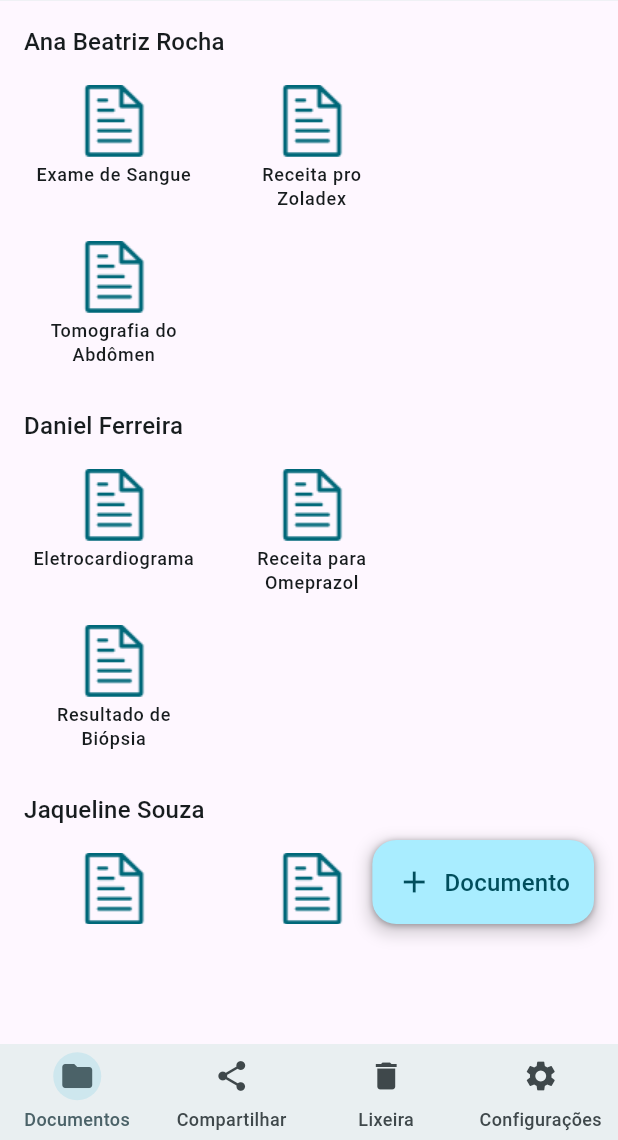
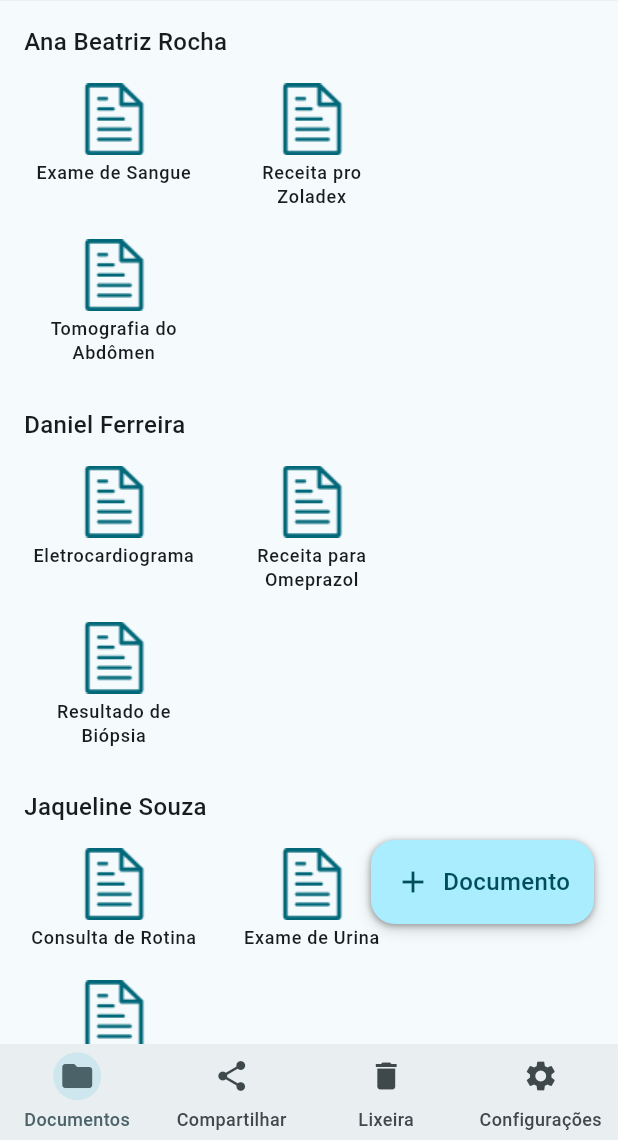
Before and after one commit to DaviFelixDeOliveira/TCCMinhaSaudeTelas, a Flutter app: the screen it shows after launch, on a phone screen of 412 x 824 dp, the part 96-1236 px from its top. Run offline on Flutter 3.47's test engine with Material 3 defaults, Android fonts, the phone set to English and light mode, and no system bars; our stand-ins replace go_router.

Commit message:
Telas finalizadas. Iniciar desenvolvimento das telas de Configurações

```diff
--- a/telas/lib/main.dart
+++ b/telas/lib/main.dart
@@ -1,22 +1,97 @@
 import 'package:flutter/material.dart';
+import 'package:go_router/go_router.dart';
+
 import 'telas/Listar Arquivos/listarArquivos.dart';
+import 'telas/Compartilhamento/codigosCompartilhamento.dart';
+import 'telas/Lixeira/listarDocumentosApagados.dart';
+import 'widgets/bottom_navbar.dart';
 
 void main() {
   runApp(const MyApp());
 }
 
+/// Widget base da aplicação
 class MyApp extends StatelessWidget {
   const MyApp({super.key});
 
   @override
   Widget build(BuildContext context) {
-    return MaterialApp(
+    return MaterialApp.router(
       title: 'Minha Saúde',
       debugShowCheckedModeBanner: false,
-      home: const ListarArquivos(), // Agora aponta para ListarArquivos
-      routes: {
-        '/documentos': (context) => const ListarArquivos(), // Atualiza a rota também
-      },
+      theme: ThemeData(
+        colorScheme: ColorScheme.fromSeed(seedColor: const Color(0xFF006879)),
+        useMaterial3: true,
+      ),
+      routerConfig: _router,
     );
   }
 }
+
+/// GoRouter com ShellRoute para manter a BottomNavbar
+final _router = GoRouter(
+  initialLocation: '/',
+  routes: [
+    /// Shell com BottomNavbar
+    ShellRoute(
+      builder: (context, state, child) {
+        return Scaffold(
+          body: child,
+          bottomNavigationBar: BottomNavbar(
+            indexAtivo: _getIndex(state),
+            onTap: (index) {
+              switch (index) {
+                case 0:
+                  context.go('/');
+                  break;
+                case 1:
+                  context.go('/compartilhar');
+                  break;
+                case 2:
+                  context.go('/lixeira');
+                  break;
+                case 3:
+                  context.go('/configuracoes');
+                  break;
+              }
+            },
+          ),
+        );
+      },
+      routes: [
+        GoRoute(
+          path: '/',
+          name: 'documentos',
+          builder: (context, state) => const ListarArquivos(),
+        ),
+        GoRoute(
+          path: '/compartilhar',
+          name: 'compartilhar',
+          builder: (context, state) => const CodigosCompartilhamento(),
+        ),
+        GoRoute(
+          path: '/lixeira',
+          name: 'lixeira',
+          builder: (context, state) =>
+              const ListarDocumentosApagados(documentos: []),
+        ),
+        GoRoute(
+          path: '/configuracoes',
+          name: 'configuracoes',
+          builder: (context, state) => const Scaffold(
+            body: Center(child: Text('Tela de Configurações')),
+          ),
+        ),
+      ],
+    ),
+  ],
+);
+
+/// Função auxiliar para ativar o índice correto da navbar
+int _getIndex(GoRouterState state) {
+  final location = state.uri.toString(); // substitui state.location
+  if (location.startsWith('/compartilhar')) return 1;
+  if (location.startsWith('/lixeira')) return 2;
+  if (location.startsWith('/configuracoes')) return 3;
+  return 0; // documentos
+}
--- a/telas/lib/telas/Listar Arquivos/listarArquivos.dart
+++ b/telas/lib/telas/Listar Arquivos/listarArquivos.dart
@@ -1,11 +1,9 @@
 import 'package:flutter/material.dart';
+import 'package:go_router/go_router.dart';
+
 import '../../widgets/navbar.dart';
 import '../../widgets/bottom_navbar.dart';
 import '../Gerenciar Documentos/visualizarDocumento.dart';
-
-// Import das telas para navegação
-import '../Compartilhamento/codigosCompartilhamento.dart';
-import '../Lixeira/listarDocumentosApagados.dart';
 
 class ListarArquivos extends StatefulWidget {
   const ListarArquivos({super.key});
@@ -19,7 +17,7 @@ class _ListarArquivosState extends State<ListarArquivos> {
   bool mostrarMenuOrdenacao = false;
   String criterioOrdenacao = 'Nome do Paciente';
 
-  // Dados fictícios mais completos
+  // Dados fictícios mais completos (todos os 12 documentos)
   final List<Map<String, dynamic>> documentos = [
     {
       'paciente': 'Ana Beatriz Rocha',
@@ -119,138 +117,90 @@ class _ListarArquivosState extends State<ListarArquivos> {
     },
   ];
 
-  // Função para navegar entre as telas
+  /// ✅ Navegação com `context.go()` para manter o ShellRoute
   void _navegarParaTela(int index) {
-    // Impede navegação redundante se já estivermos na tela atual
     if (index == 0) return;
 
     switch (index) {
-      case 1: // Compartilhar
-        Navigator.push(
-          context,
-          MaterialPageRoute(builder: (context) => const CodigosCompartilhamento()),
-        );
+      case 1:
+        context.go('/compartilhar');
         break;
-      case 2: // Lixeira
-        Navigator.push(
-          context,
-          MaterialPageRoute(
-          builder: (context) => ListarDocumentosApagados(documentos: documentos),
-        ),
-
-        );
+      case 2:
+        context.go('/lixeira');
         break;
-      case 3: // Configurações - criar esta tela posteriormente
-        // Por enquanto, mostra um placeholder
-        ScaffoldMessenger.of(context).showSnackBar(
-          const SnackBar(content: Text('Tela de Configurações em desenvolvimento')),
-        );
+      case 3:
+        context.go('/configuracoes');
         break;
     }
   }
 
-  void toggleAcoes() {
-    setState(() {
-      mostrarAcoes = !mostrarAcoes;
-    });
+  void toggleAcoes() => setState(() => mostrarAcoes = !mostrarAcoes);
+
+  void toggleMenuOrdenacao() => setState(() => mostrarMenuOrdenacao = !mostrarMenuOrdenacao);
+
+  void ordenarPor(String criterio) =>
+      setState(() => {criterioOrdenacao = criterio, mostrarMenuOrdenacao = false});
+
+  // Fechar menu de ordenação ao clicar fora
+  void _fecharMenuOrdenacao() {
+    if (mostrarMenuOrdenacao) {
+      setState(() => mostrarMenuOrdenacao = false);
     }
-
-  void toggleMenuOrdenacao() {
-    setState(() {
-      mostrarMenuOrdenacao = !mostrarMenuOrdenacao;
-    });
-  }
-
-  void ordenarPor(String criterio) {
-    setState(() {
-      criterioOrdenacao = criterio;
-      mostrarMenuOrdenacao = false;
-    });
   }
 
   Map<String, List<Map<String, dynamic>>> agruparDocumentos() {
     Map<String, List<Map<String, dynamic>>> grupos = {};
+    for (var doc in documentos) {
+      String chave = switch (criterioOrdenacao) {
+        'Tipo de Documento' => doc['tipo'],
+        'Nome do Médico' => doc['medico'],
+        'Data do Documento' => doc['dataDocumento'],
+        'Data de Adição' => doc['dataAdicao'],
+        _ => doc['paciente'],
+      };
 
-    for (var documento in documentos) {
-      String chave = '';
-
-      switch (criterioOrdenacao) {
-        case 'Nome do Paciente':
-          chave = documento['paciente'];
-          break;
-        case 'Tipo de Documento':
-          chave = documento['tipo'];
-          break;
-        case 'Nome do Médico':
-          chave = documento['medico'];
-          break;
-        case 'Data do Documento':
-          chave = documento['dataDocumento'];
-          break;
-        case 'Data de Adição':
-          chave = documento['dataAdicao'];
-          break;
-        default:
-          chave = documento['paciente'];
+      grupos.putIfAbsent(chave, () => []).add(doc);
     }
 
-      if (!grupos.containsKey(chave)) {
-        grupos[chave] = [];
-      }
-      grupos[chave]!.add(documento);
+    final chavesOrdenadas = grupos.keys.toList()..sort();
+    return {for (var chave in chavesOrdenadas) chave: grupos[chave]!};
   }
 
-    // Ordenar as chaves alfabeticamente
-    var chavesOrdenadas = grupos.keys.toList();
-    chavesOrdenadas.sort();
+  Widget _buildDocumento(Map<String, dynamic> doc) {
+    return GestureDetector(
+      onTap: () async {
+        final resultado = await Navigator.push(
+          context,
+          MaterialPageRoute(builder: (_) => VisualizarDocumento(documento: doc)),
+        );
 
-    Map<String, List<Map<String, dynamic>>> gruposOrdenados = {};
-    for (var chave in chavesOrdenadas) {
-      gruposOrdenados[chave] = grupos[chave]!;
+        // Atualizar a lista se o documento foi editado
+        if (resultado != null && resultado['editado'] == true) {
+          setState(() {
+            final index = documentos.indexWhere((d) => d['titulo'] == doc['titulo']);
+            if (index != -1) {
+              documentos[index] = resultado['documento'];
             }
-
-    return gruposOrdenados;
+          });
         }
-
-  Widget _buildDocumento(Map<String, dynamic> documento) {
-    return GestureDetector(
-      onTap: () {
-        Navigator.push(
-          context,
-          MaterialPageRoute(
-            builder: (_) => VisualizarDocumento(documento: documento),
-          ),
-        );
       },
       child: Container(
         width: 120,
         padding: const EdgeInsets.all(4),
         child: Column(
-          mainAxisSize: MainAxisSize.min,
-          mainAxisAlignment: MainAxisAlignment.start,
-          crossAxisAlignment: CrossAxisAlignment.center,
           children: [
-            Container(
-              width: 48,
-              height: 48,
-              clipBehavior: Clip.antiAlias,
-              decoration: const BoxDecoration(),
-              child: Image.asset('assets/images/DocumentIcon.png'),
-            ),
+            Image.asset('assets/images/DocumentIcon.png', width: 48, height: 48),
             const SizedBox(height: 4),
-            SizedBox(
-              width: 112,
-              child: Text(
-                documento['titulo'],
+            Text(
+              doc['titulo'],
               textAlign: TextAlign.center,
               style: const TextStyle(
                 color: Color(0xFF171C1E),
                 fontSize: 12,
+                fontWeight: FontWeight.w500,
                 fontFamily: 'Roboto',
-                  fontWeight: FontWeight.w500,
                 height: 1.33,
                 letterSpacing: 0.50,
-                ),
               ),
             ),
           ],
@@ -260,71 +210,47 @@ class _ListarArquivosState extends State<ListarArquivos> {
   }
 
   Widget _buildMenuOrdenacao() {
+    const opcoes = [
+      'Nome do Paciente',
+      'Tipo de Documento',
+      'Nome do Médico',
+      'Data do Documento',
+      'Data de Adição'
+    ];
+
     return Positioned(
       right: 16,
       top: kToolbarHeight + MediaQuery.of(context).padding.top + 8,
-      child: ConstrainedBox(
-        constraints: const BoxConstraints(minWidth: 112, maxWidth: 280),
       child: Container(
         width: 280,
         padding: const EdgeInsets.symmetric(vertical: 8),
-          decoration: ShapeDecoration(
+        decoration: BoxDecoration(
           color: const Color(0xFFE9EFF1),
-            shape: RoundedRectangleBorder(borderRadius: BorderRadius.circular(4)),
-            shadows: const [
-              BoxShadow(
-                color: Color(0x26000000),
-                blurRadius: 6,
-                offset: Offset(0, 2),
-                spreadRadius: 2,
-              ),
-              BoxShadow(
-                color: Color(0x4C000000),
-                blurRadius: 2,
-                offset: Offset(0, 1),
-                spreadRadius: 0,
-              )
+          borderRadius: BorderRadius.circular(4),
+          boxShadow: const [
+            BoxShadow(color: Color(0x26000000), blurRadius: 6, offset: Offset(0, 2)),
+            BoxShadow(color: Color(0x4C000000), blurRadius: 2, offset: Offset(0, 1)),
           ],
         ),
         child: Column(
-            mainAxisSize: MainAxisSize.min,
-            crossAxisAlignment: CrossAxisAlignment.start,
-            children: [
-              _buildOpcaoOrdenacao('Agrupar por Nome do Paciente'),
-              _buildOpcaoOrdenacao('Agrupar por Tipo de Documento'),
-              _buildOpcaoOrdenacao('Agrupar por Nome do Médico'),
-              _buildOpcaoOrdenacao('Agrupar por Data do Documento'),
-              _buildOpcaoOrdenacao('Agrupar por Data de Adição'),
-            ],
+          children: opcoes.map((opcao) {
+            return GestureDetector(
+              onTap: () => ordenarPor(opcao),
+              child: Container(
+                width: double.infinity,
+                padding: const EdgeInsets.symmetric(horizontal: 12, vertical: 16),
+                child: Text(
+                  'Agrupar por $opcao',
+                  style: const TextStyle(
+                    fontSize: 16,
+                    fontWeight: FontWeight.w400,
+                    fontFamily: 'Roboto',
+                    color: Color(0xFF171C1E),
                   ),
                 ),
               ),
             );
-  }
-
-  Widget _buildOpcaoOrdenacao(String texto) {
-    return GestureDetector(
-      onTap: () => ordenarPor(texto.replaceFirst('Agrupar por ', '')),
-      child: Container(
-        width: double.infinity,
-        height: 56,
-        padding: const EdgeInsets.symmetric(horizontal: 12, vertical: 8),
-        child: Row(
-          children: [
-            Expanded(
-              child: Text(
-                texto,
-                style: const TextStyle(
-                  color: Color(0xFF171C1E),
-                  fontSize: 16,
-                  fontFamily: 'Roboto',
-                  fontWeight: FontWeight.w400,
-                  height: 1.50,
-                  letterSpacing: 0.50,
-                ),
-              ),
-            ),
-          ],
+          }).toList(),
         ),
       ),
     );
@@ -334,27 +260,17 @@ class _ListarArquivosState extends State<ListarArquivos> {
     return GestureDetector(
       onTap: toggleAcoes,
       child: Container(
-        clipBehavior: Clip.antiAlias,
-        decoration: ShapeDecoration(
+        height: 56,
+        padding: const EdgeInsets.symmetric(horizontal: 16),
+        decoration: BoxDecoration(
           color: const Color(0xFFA9EDFF),
-          shape: RoundedRectangleBorder(
           borderRadius: BorderRadius.circular(16),
-          ),
-          shadows: const [
-            BoxShadow(
-                color: Color(0x4C000000), blurRadius: 3, offset: Offset(0, 1)),
-            BoxShadow(
-                color: Color(0x26000000),
-                blurRadius: 8,
-                offset: Offset(0, 4),
-                spreadRadius: 3),
+          boxShadow: const [
+            BoxShadow(color: Color(0x4C000000), blurRadius: 3, offset: Offset(0, 1)),
+            BoxShadow(color: Color(0x26000000), blurRadius: 8, offset: Offset(0, 4)),
           ],
         ),
-        child: Container(
-          height: 56,
-          padding: const EdgeInsets.symmetric(horizontal: 16),
         child: Row(
-            mainAxisSize: MainAxisSize.min,
           children: const [
             Icon(Icons.add, color: Color(0xFF004E5C)),
             SizedBox(width: 8),
@@ -363,25 +279,20 @@ class _ListarArquivosState extends State<ListarArquivos> {
               style: TextStyle(
                 color: Color(0xFF004E5C),
                 fontSize: 16,
+                fontWeight: FontWeight.w500,
                 fontFamily: 'Roboto',
-                  fontWeight: FontWeight.w500,
-                  height: 1.90,
-                  letterSpacing: 0.15,
               ),
             ),
           ],
-          ),
         ),
       ),
     );
   }
 
   Widget _buildAcoesDocumento() {
-    return SizedBox(
-      width: 148,
-      child: Column(
+    return Column(
+      mainAxisSize: MainAxisSize.min,
       crossAxisAlignment: CrossAxisAlignment.end,
-        mainAxisSize: MainAxisSize.min,
       children: [
         _acaoItem(Icons.document_scanner, 'Escanear', () {}),
         const SizedBox(height: 8),
@@ -390,11 +301,9 @@ class _ListarArquivosState extends State<ListarArquivos> {
         FloatingActionButton(
           onPressed: toggleAcoes,
           backgroundColor: const Color(0xFF006879),
-            elevation: 6,
-            child: const Icon(Icons.close, color: Colors.white),
+          child: const Icon(Icons.close),
         ),
       ],
-      ),
     );
   }
 
@@ -411,17 +320,15 @@ class _ListarArquivosState extends State<ListarArquivos> {
         child: Row(
           mainAxisSize: MainAxisSize.min,
           children: [
-            Icon(icone, size: 24, color: const Color(0xFF004E5C)),
+            Icon(icone, color: const Color(0xFF004E5C)),
             const SizedBox(width: 8),
             Text(
               texto,
               style: const TextStyle(
                 color: Color(0xFF004E5C),
                 fontSize: 16,
+                fontWeight: FontWeight.w500,
                 fontFamily: 'Roboto',
-                fontWeight: FontWeight.w500,
-                height: 1.50,
-                letterSpacing: 0.15,
               ),
             ),
           ],
@@ -432,11 +339,13 @@ class _ListarArquivosState extends State<ListarArquivos> {
 
   @override
   Widget build(BuildContext context) {
-    final documentosAgrupados = agruparDocumentos();
+    final agrupados = agruparDocumentos();
     final mediaQuery = MediaQuery.of(context);
     final bottomPadding = mediaQuery.padding.bottom;
 
-    return Scaffold(
+    return GestureDetector(
+      onTap: _fecharMenuOrdenacao,
+      child: Scaffold(
         body: Stack(
           children: [
             Column(
@@ -450,41 +359,27 @@ class _ListarArquivosState extends State<ListarArquivos> {
                 ),
                 const SizedBox(height: 16),
                 Expanded(
-                child: Container(
-                  padding: EdgeInsets.only(
-                    bottom: bottomPadding + 80,
-                  ),
-                  child: documentosAgrupados.isEmpty
-                      ? const Center(
-                          child: Text('Nenhum documento encontrado'),
-                        )
+                  child: agrupados.isEmpty
+                      ? const Center(child: Text('Nenhum documento encontrado'))
                       : ListView(
                           padding: const EdgeInsets.symmetric(horizontal: 16),
-                          children: documentosAgrupados.entries.map((entry) {
-                            final chave = entry.key;
-                            final documentosGrupo = entry.value;
+                          children: agrupados.entries.map((entry) {
                             return Column(
                               crossAxisAlignment: CrossAxisAlignment.start,
                               children: [
-                                SizedBox(
-                                  width: double.infinity,
-                                  child: Text(
-                                    chave,
+                                Text(
+                                  entry.key,
                                   style: const TextStyle(
-                                      color: Color(0xFF171C1E),
                                     fontSize: 16,
+                                    fontWeight: FontWeight.w500,
                                     fontFamily: 'Roboto',
-                                      fontWeight: FontWeight.w500,
-                                      height: 1.50,
-                                      letterSpacing: 0.15,
-                                    ),
                                   ),
                                 ),
                                 const SizedBox(height: 12),
                                 Wrap(
                                   spacing: 12,
                                   runSpacing: 12,
-                                  children: documentosGrupo.map(_buildDocumento).toList(),
+                                  children: entry.value.map(_buildDocumento).toList(),
                                 ),
                                 const SizedBox(height: 24),
                               ],
@@ -492,8 +387,17 @@ class _ListarArquivosState extends State<ListarArquivos> {
                           }).toList(),
                         ),
                 ),
+              ],
             ),
-            ],
+
+            if (mostrarMenuOrdenacao)
+              GestureDetector(
+                onTap: _fecharMenuOrdenacao,
+                child: Container(
+                  color: Colors.transparent,
+                  width: double.infinity,
+                  height: double.infinity,
+                ),
               ),
 
             if (mostrarMenuOrdenacao) _buildMenuOrdenacao(),
@@ -501,15 +405,11 @@ class _ListarArquivosState extends State<ListarArquivos> {
             Positioned(
               bottom: 80 + bottomPadding,
               right: 16,
-            child: mostrarAcoes
-                ? _buildAcoesDocumento()
-                : _buildBotaoDocumento(),
+              child: mostrarAcoes ? _buildAcoesDocumento() : _buildBotaoDocumento(),
             ),
           ],
         ),
-      bottomNavigationBar: BottomNavbar(
-        indexAtivo: 0, // Documentos é a primeira aba
-        onTap: _navegarParaTela,
+
       ),
     );
   }
--- a/telas/pubspec.yaml
+++ b/telas/pubspec.yaml
@@ -27,10 +27,12 @@ environment:
 # dependencies can be manually updated by changing the version numbers below to
 # the latest version available on pub.dev. To see which dependencies have newer
 # versions available, run `flutter pub outdated`.
+
 dependencies:
   flutter:
     sdk: flutter
-  shared_preferences: ^2.2.2 # ou a última versão estável
+  go_router: ^13.2.2 # ou a última versão estável
+
 
 dev_dependencies:
   flutter_test:
```
Also changed, not shown: telas/lib/telas/Compartilhamento/codigosCompartilhamento.dart (+6 -5 lines), telas/lib/telas/Compartilhamento/selecionarDocumentos.dart (+12 -15 lines), telas/lib/telas/Gerenciar Documentos/editarMetadados.dart (+1 -6 lines), telas/lib/telas/Gerenciar Documentos/visualizarDocumento.dart (+7 -14 lines), telas/lib/telas/Lixeira/visualizarDocumentoApagado.dart (+1 -9 lines), telas/pubspec.lock, 1 other file. Lines whose indentation alone changed are shown as unchanged.
